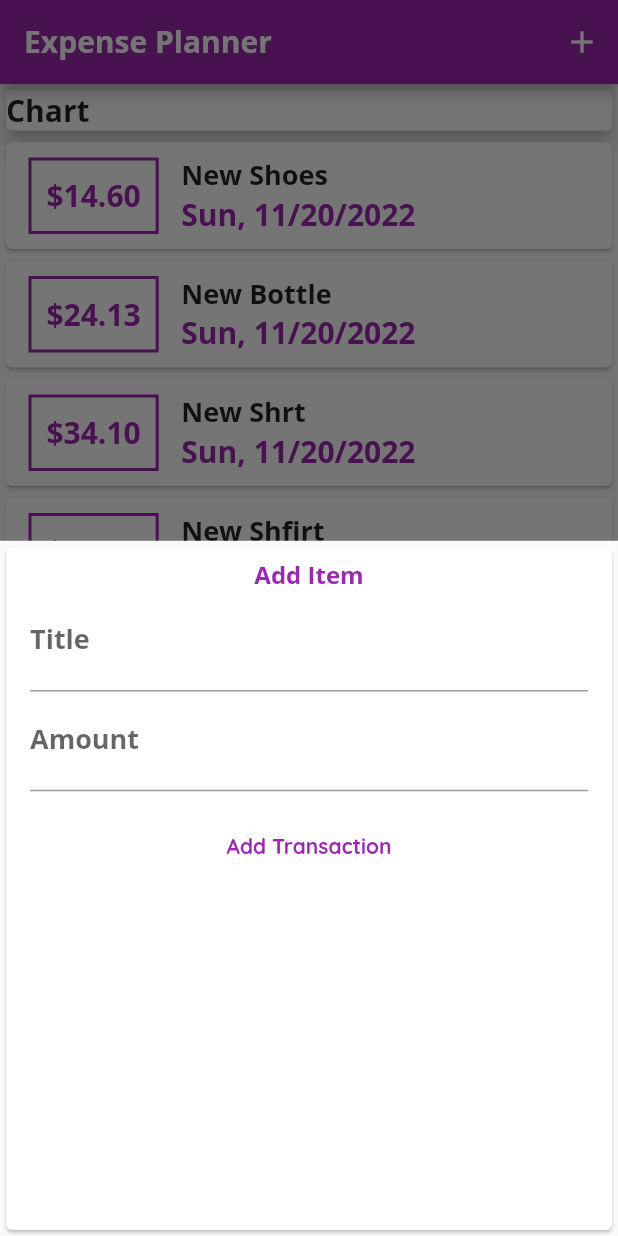
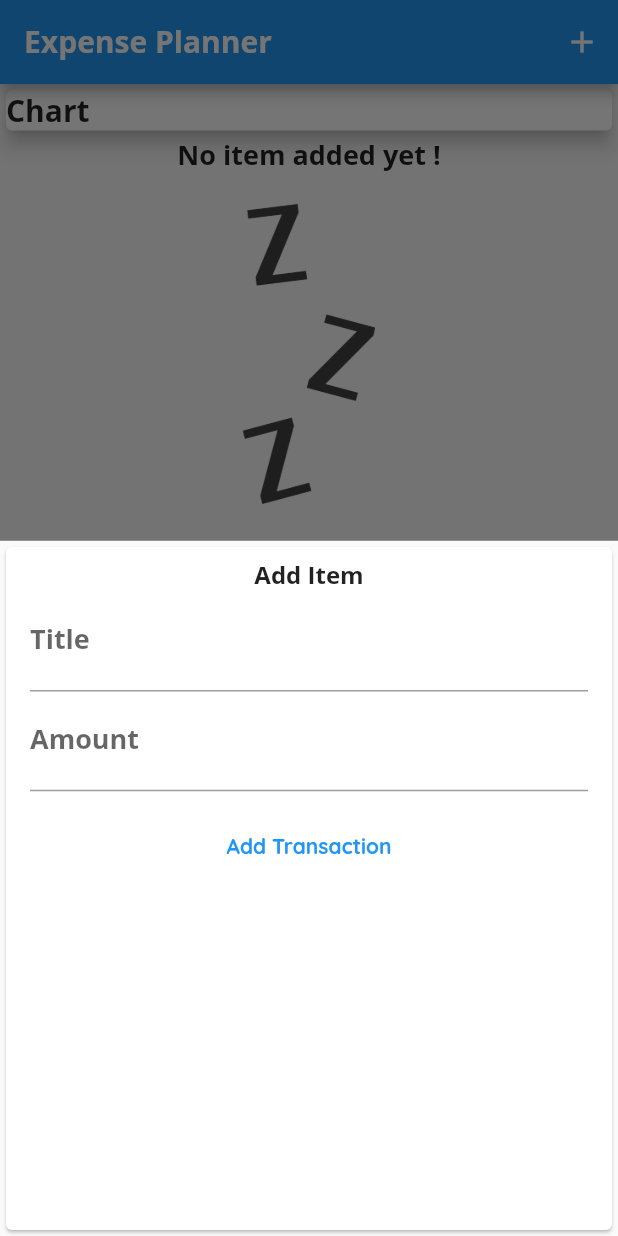
Before and after one commit to mzbudi/Flutter-Expense-Planner, a Flutter app: the screen it shows after launch, after a tap on the "add" icon, on a phone screen of 412 x 824 dp. Run offline on Flutter 3.47's test engine with Material 2 defaults, Android fonts, the phone set to English and light mode, and no system bars.

Commit message:
Add : Image on 0 transaction

```diff
--- a/lib/main.dart
+++ b/lib/main.dart
@@ -17,8 +17,8 @@ class CoreClass extends StatelessWidget {
       title: "Expense Planner",
       theme: ThemeData(
           colorScheme: ColorScheme.fromSwatch(
-              primarySwatch: Colors.purple, accentColor: Colors.amber),
-          primaryColor: Colors.purple,
+              primarySwatch: Colors.blue, accentColor: Colors.amber),
+          primaryColor: Colors.blue,
           fontFamily: 'Quicksand',
           textTheme: const TextTheme(
             titleMedium: TextStyle(
@@ -52,22 +52,22 @@ class _HomeState extends State<Home> {
   // final titleController = TextEditingController();
 
   final List<Transaction> _userTransactions = [
-    Transaction(
-        id: "T1", title: "New Shoes", amount: 14.6, date: DateTime.now()),
-    Transaction(
-        id: "T2", title: "New Bottle", amount: 24.126, date: DateTime.now()),
-    Transaction(
-        id: "T3", title: "New Shrt", amount: 34.1, date: DateTime.now()),
-    Transaction(
-        id: "T4", title: "New Shfirt", amount: 34.1, date: DateTime.now()),
-    Transaction(
-        id: "T5", title: "Nedsw Shirt", amount: 34.1, date: DateTime.now()),
-    Transaction(
-        id: "T6", title: "New Shairt", amount: 34.1, date: DateTime.now()),
-    Transaction(
-        id: "T7", title: "New Shdirt", amount: 34.1, date: DateTime.now()),
-    Transaction(
-        id: "T8", title: "New Sahirt", amount: 34.1, date: DateTime.now()),
+    // Transaction(
+    //     id: "T1", title: "New Shoes", amount: 14.6, date: DateTime.now()),
+    // Transaction(
+    //     id: "T2", title: "New Bottle", amount: 24.126, date: DateTime.now()),
+    // Transaction(
+    //     id: "T3", title: "New Shrt", amount: 34.1, date: DateTime.now()),
+    // Transaction(
+    //     id: "T4", title: "New Shfirt", amount: 34.1, date: DateTime.now()),
+    // Transaction(
+    //     id: "T5", title: "Nedsw Shirt", amount: 34.1, date: DateTime.now()),
+    // Transaction(
+    //     id: "T6", title: "New Shairt", amount: 34.1, date: DateTime.now()),
+    // Transaction(
+    //     id: "T7", title: "New Shdirt", amount: 34.1, date: DateTime.now()),
+    // Transaction(
+    //     id: "T8", title: "New Sahirt", amount: 34.1, date: DateTime.now()),
   ];
 
   void _addTransactionModal(BuildContext ctx) {
--- a/lib/view/transaction/widgets/transaction_form.dart
+++ b/lib/view/transaction/widgets/transaction_form.dart
@@ -44,9 +44,9 @@ class _TransactionFormState extends State<TransactionForm> {
             const Text(
               'Add Item',
               style: TextStyle(
-                  fontWeight: FontWeight.bold,
-                  fontSize: 16,
-                  color: Colors.purple),
+                fontWeight: FontWeight.bold,
+                fontSize: 16,
+              ),
             ),
             TextField(
               decoration: const InputDecoration(labelText: "Title"),
@@ -69,8 +69,7 @@ class _TransactionFormState extends State<TransactionForm> {
                     padding:
                         MaterialStateProperty.all(const EdgeInsets.all(20))),
                 child: const Text("Add Transaction",
-                    style: TextStyle(
-                        color: Colors.purple, fontWeight: FontWeight.bold)),
+                    style: TextStyle(fontWeight: FontWeight.bold)),
               ),
             )
           ],
--- a/lib/view/transaction/widgets/transaction_list.dart
+++ b/lib/view/transaction/widgets/transaction_list.dart
@@ -12,15 +12,30 @@ class TransactionList extends StatelessWidget {
   Widget build(BuildContext context) {
     return SizedBox(
       height: 300,
-      child: ListView.builder(
+      child: userTransactions.isEmpty
+          ? Column(
+              children: [
+                Text('No item added yet !',
+                    style: Theme.of(context).textTheme.titleMedium),
+                const SizedBox(
+                  height: 20,
+                ),
+                SizedBox(
+                  height: 200,
+                  child: Image.asset('assets/images/waiting.png',
+                      fit: BoxFit.cover),
+                )
+              ],
+            )
+          : ListView.builder(
               itemCount: userTransactions.length,
               itemBuilder: (ctx, index) {
                 return Card(
                   child: Row(
                     children: [
                       Container(
-                  margin:
-                      const EdgeInsets.symmetric(horizontal: 15, vertical: 10),
+                        margin: const EdgeInsets.symmetric(
+                            horizontal: 15, vertical: 10),
                         decoration: BoxDecoration(
                             border: Border.all(
                                 color: Theme.of(context).colorScheme.primary,
@@ -39,7 +54,8 @@ class TransactionList extends StatelessWidget {
                           Text(userTransactions[index].title,
                               style: Theme.of(context).textTheme.titleMedium),
                           Text(
-                      DateFormat.yMEd().format(userTransactions[index].date),
+                            DateFormat.yMEd()
+                                .format(userTransactions[index].date),
                             style: TextStyle(
                                 fontWeight: FontWeight.bold,
                                 color: Theme.of(context).colorScheme.primary),
--- a/pubspec.yaml
+++ b/pubspec.yaml
@@ -59,8 +59,8 @@ flutter:
   uses-material-design: true
 
   # To add assets to your application, add an assets section, like this:
-  # assets:
-  #   - images/a_dot_burr.jpeg
+  assets:
+    - assets/images/waiting.png
   #   - images/a_dot_ham.jpeg
 
   # An image asset can refer to one or more resolution-specific "variants", see
```
Also changed, not shown: assets/images/waiting.png (added). Lines whose indentation alone changed are shown as unchanged.
